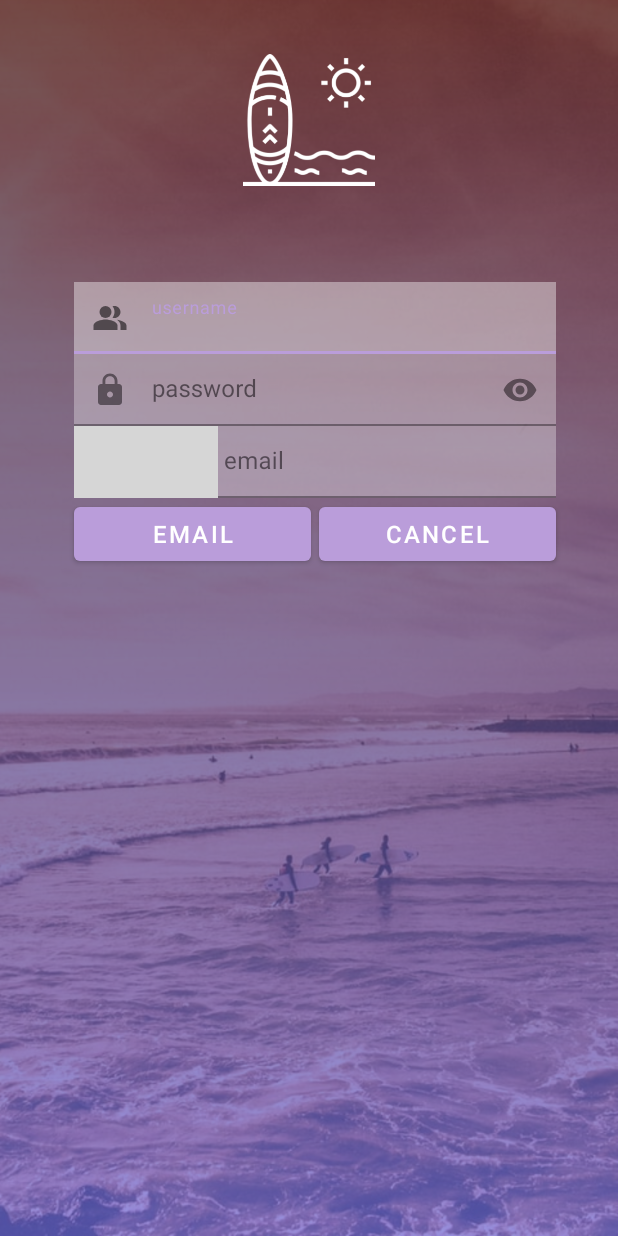
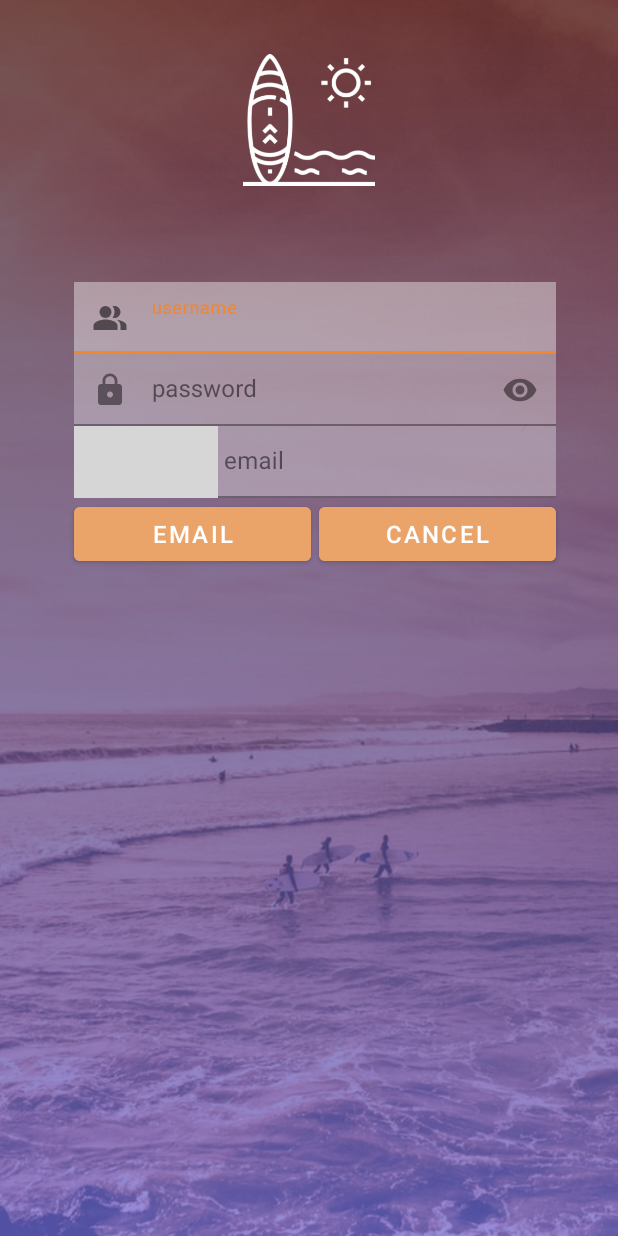
Before and after one commit to Nachoj8/MyNiceStart, an Android app: the SignupActivity screen opened directly, with no data from a screen before it, on a phone screen of 412 x 824 dp. Run offline under Robolectric (Android 15) with nearby library versions, the phone set to English and light mode, and no system bars; grey boxes are pictures that could not be loaded.

Commit message:
Readme Commit

```diff
--- a/app/src/main/AndroidManifest.xml
+++ b/app/src/main/AndroidManifest.xml
@@ -23,7 +23,10 @@
             </intent-filter>
         </activity>
 
-        <activity android:name=".LoginActivity"></activity>
+        <activity android:name=".LoginActivity"
+            >
+
+        </activity>
 
         <activity
             android:name=".SignupActivity"
--- a/app/src/main/java/com/dam/mynicestart/LoginActivity.java
+++ b/app/src/main/java/com/dam/mynicestart/LoginActivity.java
@@ -9,6 +9,12 @@ import android.widget.Button;
 import android.widget.TextView;
 
 import com.google.android.material.textfield.TextInputLayout;
+
+/**
+ * Ventana de login de usuario y creacion de cuenta
+ * @author Nacho
+ * @see SignupActivity
+ */
 
 public class LoginActivity extends AppCompatActivity {
 
--- a/app/src/main/java/com/dam/mynicestart/SplashActivity.java
+++ b/app/src/main/java/com/dam/mynicestart/SplashActivity.java
@@ -14,6 +14,12 @@ import android.widget.TextView;
 import com.bumptech.glide.Glide;
 import com.bumptech.glide.load.engine.DiskCacheStrategy;
 import com.bumptech.glide.load.resource.drawable.DrawableTransitionOptions;
+
+/**
+ * Ventana de bienvenida con una animacion y un scrim
+ * @author Nacho
+ * @see LoginActivity
+ */
 
 public class SplashActivity extends AppCompatActivity {
 
--- a/app/src/main/res/layout/activity_login.xml
+++ b/app/src/main/res/layout/activity_login.xml
@@ -87,6 +87,7 @@
         app:layout_constraintStart_toStartOf="@id/guideline1"
         app:layout_constraintEnd_toStartOf="@+id/button2"
         android:layout_marginRight="5dp"
+        android:backgroundTint="#EAA368"
         android:onClick="login"
 
         >
@@ -101,6 +102,7 @@
         app:layout_constraintEnd_toEndOf="@id/guideline2"
         app:layout_constraintTop_toBottomOf="@id/password"
         app:layout_constraintStart_toEndOf="@+id/button1"
+        android:backgroundTint="#EAA368"
         >
     </com.google.android.material.button.MaterialButton>
 
--- a/app/src/main/res/layout/activity_signup.xml
+++ b/app/src/main/res/layout/activity_signup.xml
@@ -21,7 +21,9 @@
         android:layout_width="match_parent"
         android:layout_height="match_parent"
         android:background="@drawable/scrim"
-        android:visibility="visible"/>
+        android:visibility="visible"
+        tools:layout_editor_absoluteX="0dp"
+        tools:layout_editor_absoluteY="0dp" />
 
     <ImageView
         android:id="@+id/imageView2"
@@ -106,6 +108,7 @@
         app:layout_constraintStart_toStartOf="@id/guideline1"
         app:layout_constraintEnd_toStartOf="@+id/cancelbutton"
         android:layout_marginRight="5dp"
+        android:backgroundTint="#EAA368"
         >
     </com.google.android.material.button.MaterialButton>
 
@@ -119,6 +122,7 @@
         app:layout_constraintTop_toBottomOf="@id/email"
         app:layout_constraintStart_toEndOf="@+id/signupbutton"
         android:onClick="cancelar"
+        android:backgroundTint="#EAA368"
         >
     </com.google.android.material.button.MaterialButton>
 
--- a/app/src/main/res/values/colors.xml
+++ b/app/src/main/res/values/colors.xml
@@ -4,4 +4,5 @@
     <color name="colorPrimaryDark">#303F9F</color>
     <color name="colorAccent">#FF7400</color>
     <color name="transparente">#66FFFFFF</color>
+    <color name="colorApp">#F4862B</color>
 </resources>
--- a/app/src/main/res/values/styles.xml
+++ b/app/src/main/res/values/styles.xml
@@ -2,14 +2,14 @@
     <!-- Base application theme. -->
     <style name="AppTheme" parent="Theme.MaterialComponents.DayNight">
         <!-- Customize your theme here. -->
-        <item name="colorPrimary">@color/colorPrimary</item>
+        <item name="colorPrimary">@color/colorApp</item>
         <item name="colorPrimaryDark">@color/colorPrimaryDark</item>
         <item name="colorAccent">@color/colorAccent</item>
     </style>
 
     <style name="NoActtionTheme" parent="Theme.MaterialComponents.DayNight.NoActionBar">
         <!-- Customize your theme here. -->
-        <item name="colorPrimary">@color/colorPrimary</item>
+        <item name="colorPrimary">@color/colorApp</item>
         <item name="colorPrimaryDark">@color/colorPrimaryDark</item>
         <item name="colorAccent">@color/colorAccent</item>
     </style>
```
Also changed, not shown: app/src/main/res/drawable/tienda.png (deleted).
